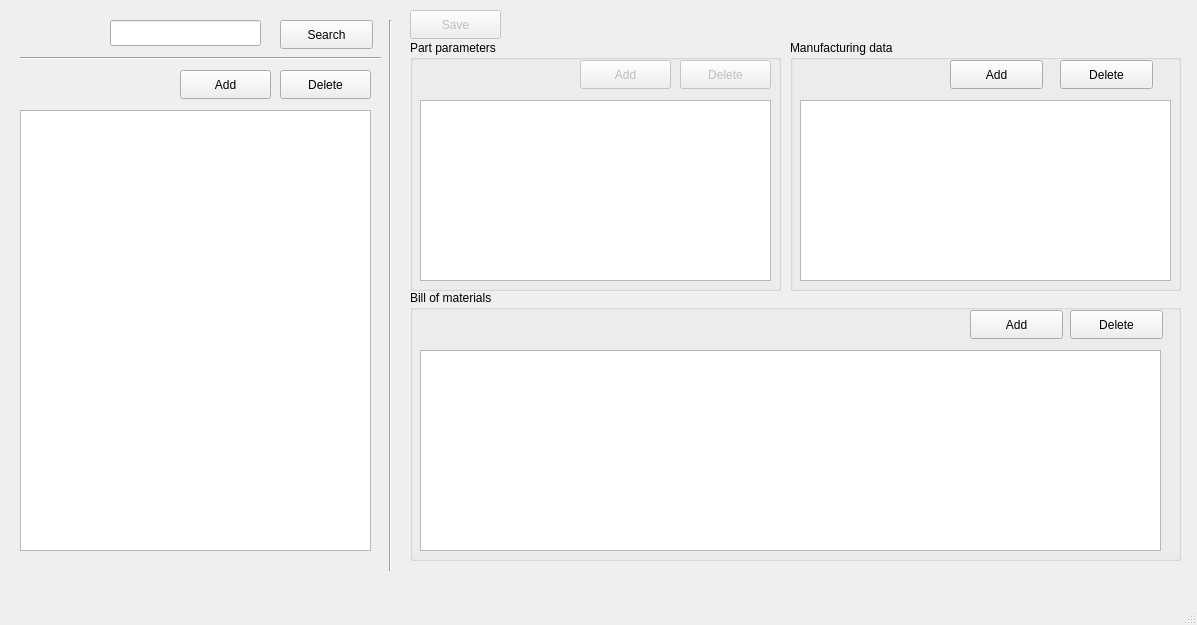
Old version of the form Src/PDMLite/mainwindow.ui in the repository am-a3/PDMLite.
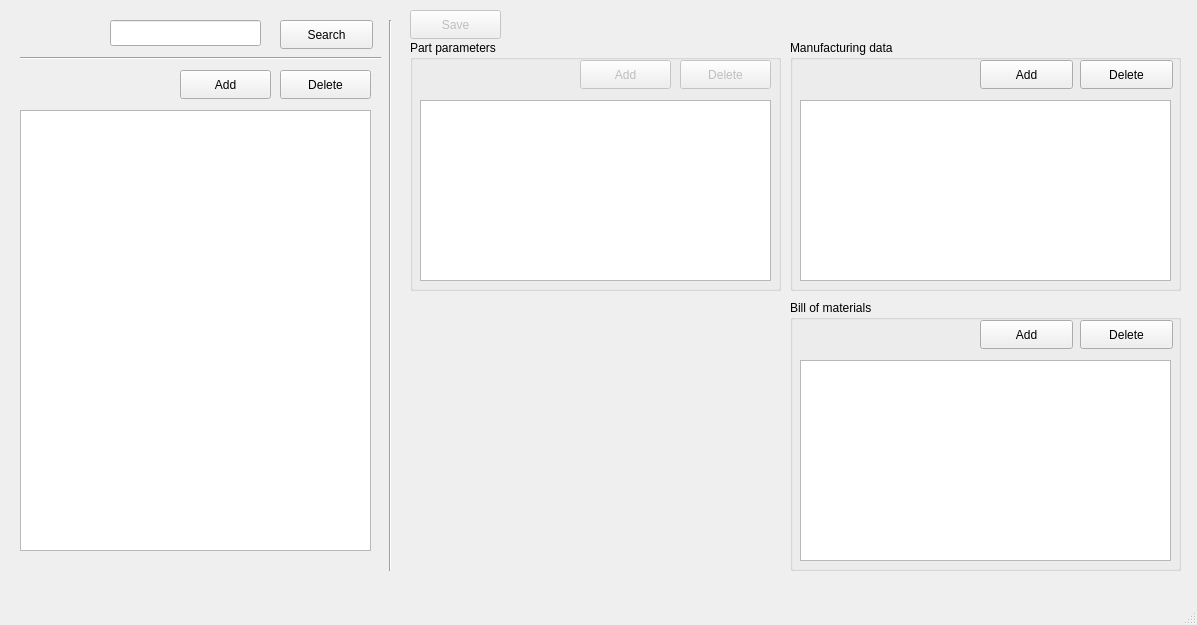
New version of the form.

```diff
--- a/Src/PDMLite/mainwindow.ui
+++ b/Src/PDMLite/mainwindow.ui
@@ -110,7 +110,7 @@
     <widget class="QPushButton" name="addManufDataButton">
      <property name="geometry">
       <rect>
-       <x>160</x>
+       <x>190</x>
        <y>20</y>
        <width>93</width>
        <height>29</height>
@@ -133,7 +133,7 @@
     <widget class="QPushButton" name="deleteManufDataButton">
      <property name="geometry">
       <rect>
-       <x>270</x>
+       <x>290</x>
        <y>20</y>
        <width>93</width>
        <height>29</height>
@@ -170,9 +170,9 @@
    <widget class="QGroupBox" name="bomGroupBox">
     <property name="geometry">
      <rect>
-      <x>410</x>
-      <y>290</y>
-      <width>771</width>
+      <x>790</x>
+      <y>300</y>
+      <width>391</width>
       <height>271</height>
      </rect>
     </property>
@@ -182,7 +182,7 @@
     <widget class="QPushButton" name="addBomPartButton">
      <property name="geometry">
       <rect>
-       <x>560</x>
+       <x>190</x>
        <y>20</y>
        <width>93</width>
        <height>29</height>
@@ -197,7 +197,7 @@
       <rect>
        <x>10</x>
        <y>60</y>
-       <width>741</width>
+       <width>371</width>
        <height>201</height>
       </rect>
      </property>
@@ -205,7 +205,7 @@
     <widget class="QPushButton" name="deleteBomPartButton">
      <property name="geometry">
       <rect>
-       <x>660</x>
+       <x>290</x>
        <y>20</y>
        <width>93</width>
        <height>29</height>
```
Left out of the diff: 51 changed lines with no effect on the pictures.
